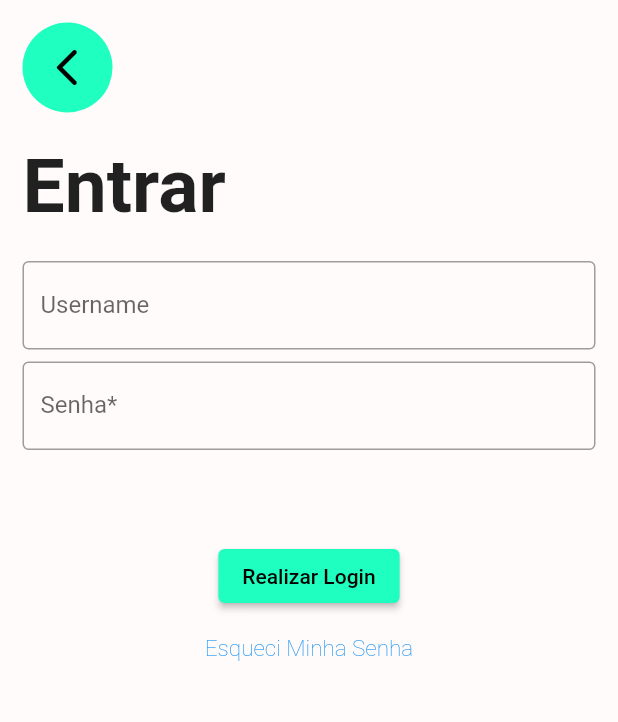
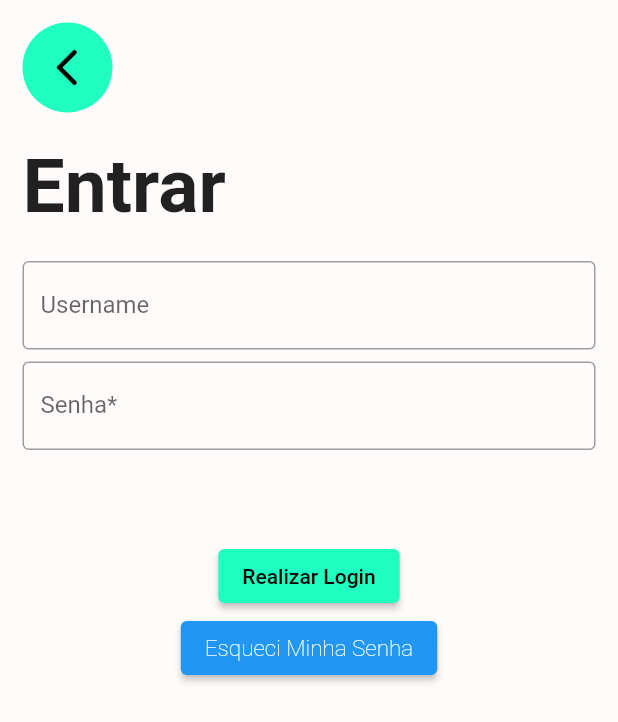
Before and after one commit to cefetmg-2022-psi-g2/QG-Frontend, a Flutter app: the screen it shows after launch, after a tap on "Login", on a phone screen of 412 x 824 dp. Shown: the top 722 px of the screen. Run offline on Flutter 3.47's test engine with Material 2 defaults, Android fonts, the phone set to English and light mode, and no system bars; our stand-ins replace dio, shared_preferences; missing offline and left inert: shared_preferences_android.

Commit message:
193:: FlatButton -> ElevatedButton
FlatButton não roda em alguns pcs.

```diff
--- a/lib/pages/qg_tela_login.dart
+++ b/lib/pages/qg_tela_login.dart
@@ -188,7 +188,7 @@ class LoginUsuario extends StatelessWidget {
                       ),
                       Align(
                         alignment: Alignment.center,
-                        child: TextButton(
+                        child: ElevatedButton(
                           onPressed: () {},
                           child: Text(
                             "Esqueci Minha Senha",
```
